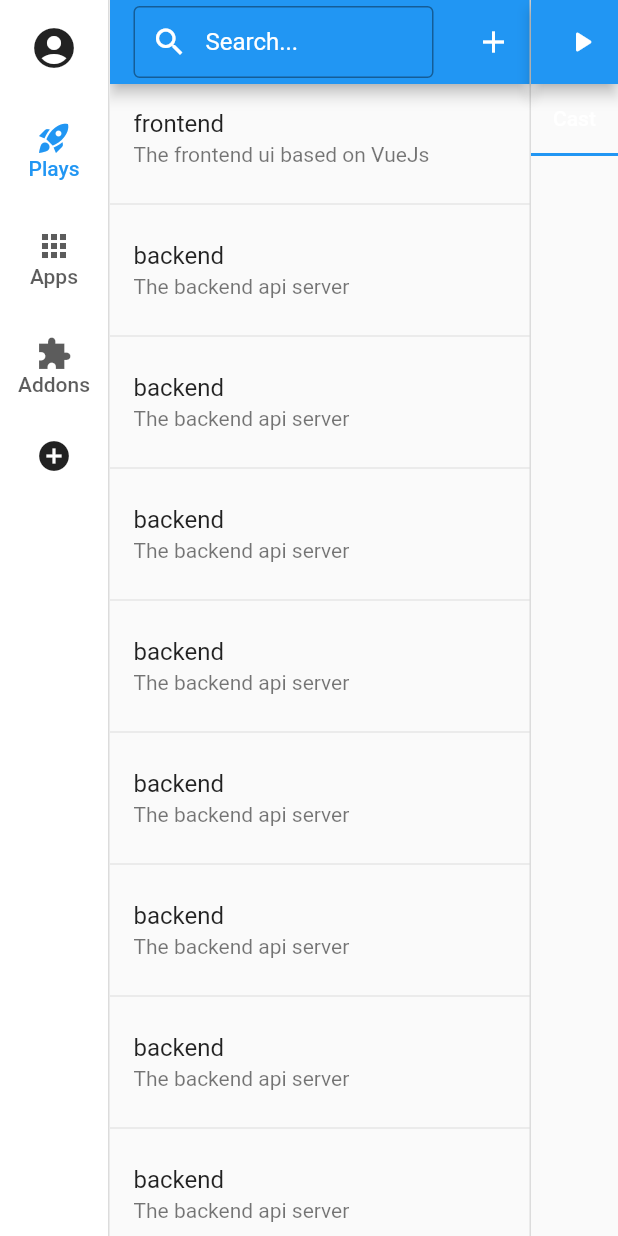
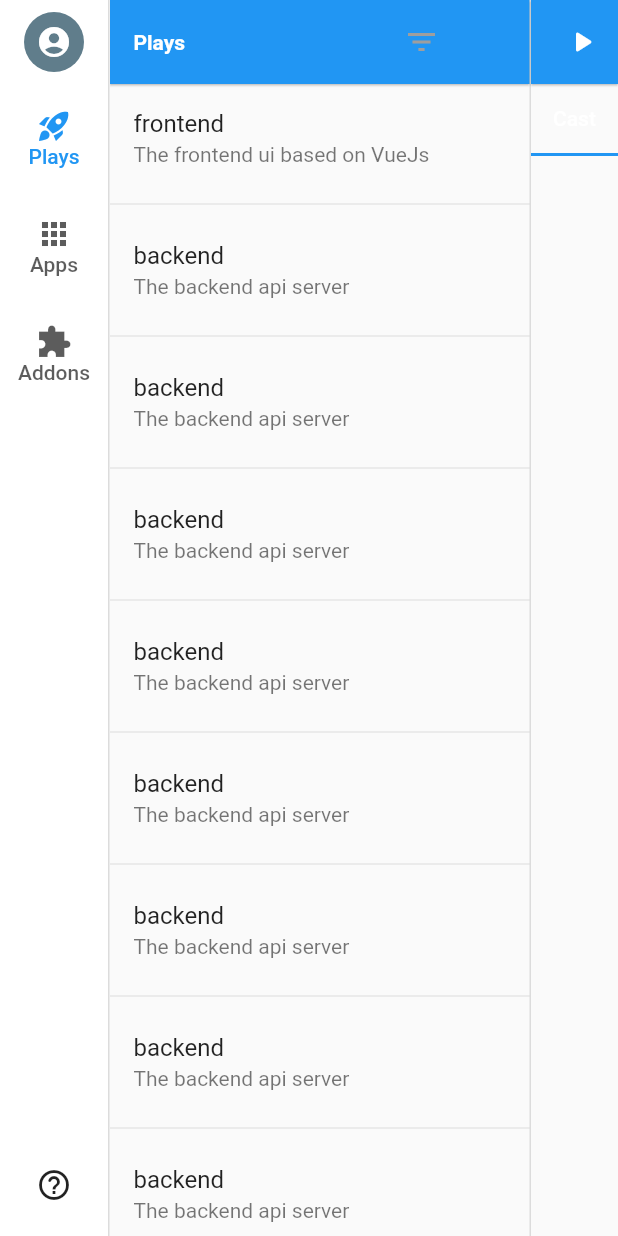
Before and after one commit to amphitheatre-app/desktop-flutter, a Flutter app: the screen it shows after launch, on a phone screen of 412 x 824 dp. Run offline on Flutter 3.47's test engine with Material 2 defaults, Android fonts, the phone set to English and light mode, and no system bars; generated files the repository leaves out were written again.

Commit message:
Formated codes and fixed navigation styles

```diff
--- a/lib/src/app.dart
+++ b/lib/src/app.dart
@@ -36,7 +36,7 @@ class MyApp extends StatelessWidget {
             // Provide the generated AppLocalizations to the MaterialApp. This
             // allows descendant Widgets to display the correct translations
             // depending on the user's locale.
-          localizationsDelegates: [
+            localizationsDelegates: const [
               AppLocalizations.delegate,
               GlobalMaterialLocalizations.delegate,
               GlobalWidgetsLocalizations.delegate,
@@ -80,8 +80,7 @@ class MyApp extends StatelessWidget {
             //     },
             //   );
             // },
-          debugShowCheckedModeBanner: false
-        );
+            debugShowCheckedModeBanner: false);
       },
     );
   }
@@ -95,7 +94,6 @@ class MyStatefulWidget extends StatefulWidget {
 }
 
 class _MyStatefulWidgetState extends State<MyStatefulWidget> {
-
   static List<Widget> pages = <Widget>[
     const PlaysView(),
     Container(color: Colors.green),
@@ -107,10 +105,22 @@ class _MyStatefulWidgetState extends State<MyStatefulWidget> {
 
   @override
   Widget build(BuildContext context) {
+    final ThemeData theme = Theme.of(context);
+    final NavigationRailThemeData navigationRailTheme =
+        NavigationRailTheme.of(context);
+    final Color backgroundColor =
+        navigationRailTheme.backgroundColor ?? theme.colorScheme.surface;
+
     return Scaffold(
       body: Row(
         children: <Widget>[
-          NavigationRail(
+          Container(
+            color: backgroundColor,
+            child: Column(
+              children: [
+                Expanded(
+                  child: NavigationRail(
+                    groupAlignment: -1.0,
                     selectedIndex: _selectedIndex,
                     onDestinationSelected: (int index) {
                       setState(() {
@@ -119,17 +129,19 @@ class _MyStatefulWidgetState extends State<MyStatefulWidget> {
                       });
                     },
                     labelType: NavigationRailLabelType.all,
-            leading: IconButton(
+                    leading: CircleAvatar(
+                      backgroundColor: Colors.blueGrey,
+                      radius: 20,
+                      child: IconButton(
+                        padding: EdgeInsets.zero,
+                        icon: const Icon(Icons.account_circle),
+                        color: Colors.white,
                         onPressed: () {},
-              icon: const Icon(Icons.account_circle, size: 32),
                       ),
-            trailing: IconButton(
-              onPressed: () {},
-              icon: const Icon(Icons.add_circle),
                     ),
                     destinations: const <NavigationRailDestination>[
                       NavigationRailDestination(
-                icon: Icon(Icons.rocket_launch_outlined),
+                        icon: Icon(Icons.rocket_launch),
                         selectedIcon: Icon(Icons.rocket_launch),
                         label: Text('Plays'),
                       ),
@@ -145,6 +157,15 @@ class _MyStatefulWidgetState extends State<MyStatefulWidget> {
                       ),
                     ],
                   ),
+                ),
+                IconButton(
+                  onPressed: () {},
+                  icon: const Icon(Icons.help_outline_rounded),
+                  padding: const EdgeInsets.only(bottom: 20),
+                )
+              ],
+            ),
+          ),
           const VerticalDivider(thickness: 1, width: 1),
           // This is the main content.
           Expanded(
--- a/lib/src/plays/plays_view.dart
+++ b/lib/src/plays/plays_view.dart
@@ -68,27 +68,29 @@ class _PlaysViewState extends State<PlaysView>
       child: Column(
         children: [
           AppBar(
-            title: const TextField(
-              style: TextStyle(
-                color: Colors.white,
-              ),
-              decoration: InputDecoration(
-                contentPadding: EdgeInsets.all(0),
-                border: OutlineInputBorder(),
-                  prefixIcon: Icon(Icons.search, color: Colors.white),
-                  hintText: "Search...",
-                  hintStyle: TextStyle(color: Colors.white)),
-            ),
+            title: const Text("Plays"),
             centerTitle: false,
+            elevation: 0.6,
+            //shadowColor: Colors.black,
             actions: [
               IconButton(
-                icon: const Icon(Icons.add),
-                tooltip: 'New',
+                color: Colors.grey,
+                icon: const Icon(Icons.filter_list),
+                tooltip: "Filter",
                 onPressed: () {
                   // handle the press
                 },
-              )
+              ),
+              IconButton(
+                color: Colors.blue,
+                icon: const Icon(Icons.add_circle_outlined),
+                tooltip: "New",
+                onPressed: () {
+                  // handle the press
+                },
+              ),
             ],
+            titleTextStyle: const TextStyle(fontWeight: FontWeight.bold),
           ),
           Expanded(
             child: ListView(
@@ -121,6 +123,7 @@ class _PlaysViewState extends State<PlaysView>
           crossAxisAlignment: CrossAxisAlignment.start,
           children: <Widget>[
             AppBar(
+              elevation: 0.6,
               title: const Text("Play Detail Page"),
               centerTitle: false,
               actions: <Widget>[
@@ -132,6 +135,7 @@ class _PlaysViewState extends State<PlaysView>
                   },
                 ),
               ],
+              titleTextStyle: const TextStyle(fontWeight: FontWeight.bold),
             ),
             TabBar(controller: tabController, tabs: tabs, isScrollable: true)
           ]),
```
Lines whose indentation alone changed are shown as unchanged.
